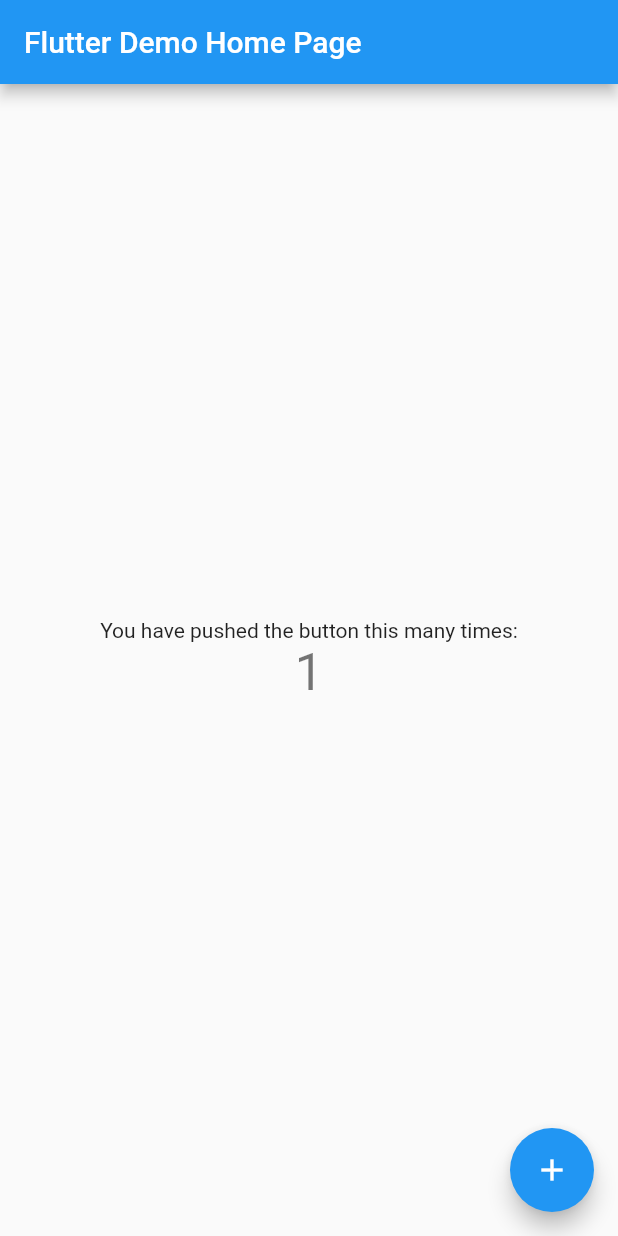
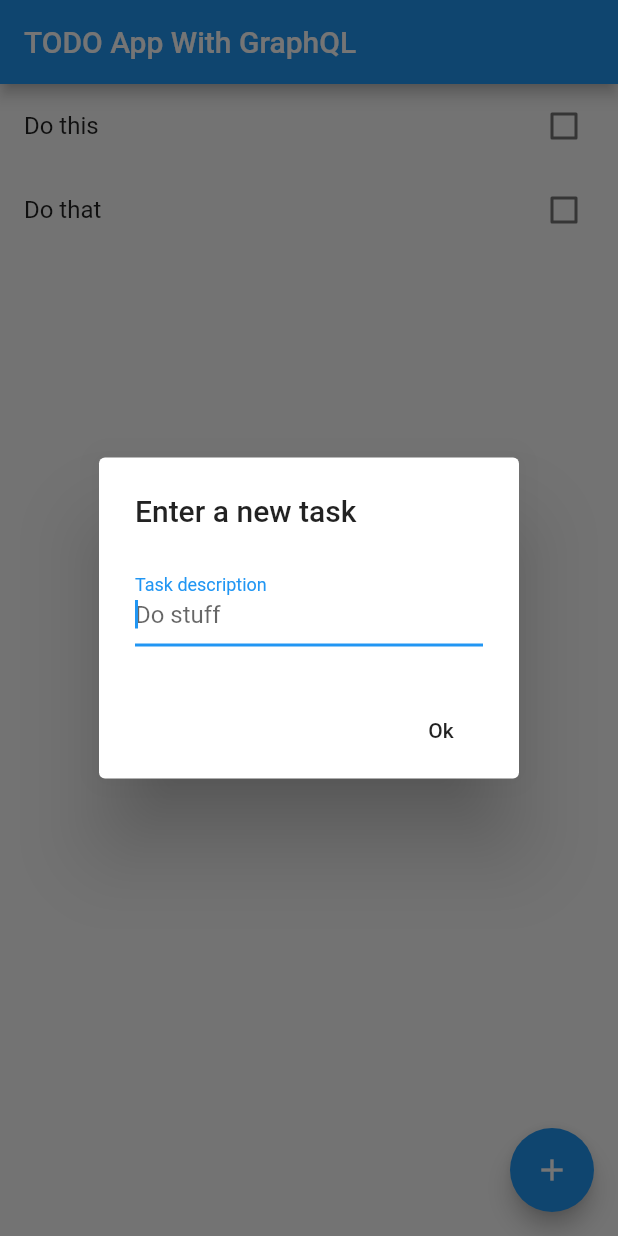
Before and after one commit to r3dm1ke/todo-graphql-tutorial, a Flutter app: the screen it shows after launch, after a tap on the "add" icon, on a phone screen of 412 x 824 dp. Run offline on Flutter 3.47's test engine with Material 2 defaults, Android fonts, the phone set to English and light mode, and no system bars.

Commit message:
UI
UI Fix

```diff
--- a/lib/main.dart
+++ b/lib/main.dart
@@ -1,111 +1,99 @@
 import 'package:flutter/material.dart';
+import 'package:todo_graphql_tutorial/task.dart';
 
-void main() => runApp(MyApp());
+void main() => runApp(TodoApp());
 
-class MyApp extends StatelessWidget {
+var tempTasks = [
+  new Task(id: 1, title: 'Do this'),
+  new Task(id: 2, title: 'Do that')
+];
+
+class TodoApp extends StatelessWidget {
   // This widget is the root of your application.
   @override
   Widget build(BuildContext context) {
     return MaterialApp(
-      title: 'Flutter Demo',
+      title: 'TODO App With GraphQL',
       theme: ThemeData(
-        // This is the theme of your application.
-        //
-        // Try running your application with "flutter run". You'll see the
-        // application has a blue toolbar. Then, without quitting the app, try
-        // changing the primarySwatch below to Colors.green and then invoke
-        // "hot reload" (press "r" in the console where you ran "flutter run",
-        // or simply save your changes to "hot reload" in a Flutter IDE).
-        // Notice that the counter didn't reset back to zero; the application
-        // is not restarted.
         primarySwatch: Colors.blue,
       ),
-      home: MyHomePage(title: 'Flutter Demo Home Page'),
+      home: ListPage(),
     );
   }
 }
 
-class MyHomePage extends StatefulWidget {
-  MyHomePage({Key key, this.title}) : super(key: key);
-
-  // This widget is the home page of your application. It is stateful, meaning
-  // that it has a State object (defined below) that contains fields that affect
-  // how it looks.
-
-  // This class is the configuration for the state. It holds the values (in this
-  // case the title) provided by the parent (in this case the App widget) and
-  // used by the build method of the State. Fields in a Widget subclass are
-  // always marked "final".
-
-  final String title;
+class ListPage extends StatefulWidget {
+  ListPage({Key key}) : super(key: key);
 
   @override
-  _MyHomePageState createState() => _MyHomePageState();
+  _ListPageState createState() => _ListPageState();
 }
 
-class _MyHomePageState extends State<MyHomePage> {
-  int _counter = 0;
+class _ListPageState extends State<ListPage> {
+  Future<String> onCreate(BuildContext context) async {
+    return showDialog<String>(
+      context: context,
+      barrierDismissible: true,
+      builder: (BuildContext context) {
+        return AlertDialog(
+          title: Text('Enter a new task'),
+          content: new Row(
+            children: <Widget>[
+              new Expanded(
+                  child: new TextField(
+                    autofocus: true,
+                    decoration: new InputDecoration(
+                        labelText: 'Task description', hintText: 'Do stuff'),
+                    onChanged: (value) {},
+                  ))
+            ],
+          ),
+          actions: <Widget>[
+            FlatButton(
+              child: Text('Ok'),
+              onPressed: () {},
+            ),
+          ],
+        );
+      },
+    );
+  }
 
-  void _incrementCounter() {
-    setState(() {
-      // This call to setState tells the Flutter framework that something has
-      // changed in this State, which causes it to rerun the build method below
-      // so that the display can reflect the updated values. If we changed
-      // _counter without calling setState(), then the build method would not be
-      // called again, and so nothing would appear to happen.
-      _counter++;
-    });
-  }
+  void onToggle(index) {}
 
   @override
   Widget build(BuildContext context) {
-    // This method is rerun every time setState is called, for instance as done
-    // by the _incrementCounter method above.
-    //
-    // The Flutter framework has been optimized to make rerunning build methods
-    // fast, so that you can just rebuild anything that needs updating rather
-    // than having to individually change instances of widgets.
     return Scaffold(
       appBar: AppBar(
-        // Here we take the value from the MyHomePage object that was created by
-        // the App.build method, and use it to set our appbar title.
-        title: Text(widget.title),
+        title: Text("TODO App With GraphQL"),
       ),
       body: Center(
-        // Center is a layout widget. It takes a single child and positions it
-        // in the middle of the parent.
-        child: Column(
-          // Column is also a layout widget. It takes a list of children and
-          // arranges them vertically. By default, it sizes itself to fit its
-          // children horizontally, and tries to be as tall as its parent.
-          //
-          // Invoke "debug painting" (press "p" in the console, choose the
-          // "Toggle Debug Paint" action from the Flutter Inspector in Android
-          // Studio, or the "Toggle Debug Paint" command in Visual Studio Code)
-          // to see the wireframe for each widget.
-          //
-          // Column has various properties to control how it sizes itself and
-          // how it positions its children. Here we use mainAxisAlignment to
-          // center the children vertically; the main axis here is the vertical
-          // axis because Columns are vertical (the cross axis would be
-          // horizontal).
-          mainAxisAlignment: MainAxisAlignment.center,
-          children: <Widget>[
-            Text(
-              'You have pushed the button this many times:',
-            ),
-            Text(
-              '$_counter',
-              style: Theme.of(context).textTheme.display1,
-            ),
-          ],
-        ),
+        child: TaskList(list: tempTasks, onToggleItem: (index) => this.onToggle(index)),
       ),
       floatingActionButton: FloatingActionButton(
-        onPressed: _incrementCounter,
-        tooltip: 'Increment',
+        onPressed: () => this.onCreate(context),
+        tooltip: 'New Task',
         child: Icon(Icons.add),
-      ), // This trailing comma makes auto-formatting nicer for build methods.
+      ),
     );
   }
 }
+
+class TaskList extends StatelessWidget {
+  TaskList({@required this.list, @required this.onToggleItem});
+
+  final List<Task> list;
+  final onToggleItem;
+
+  @override
+  Widget build(BuildContext context) {
+    // TODO: implement build
+    return ListView.builder(
+      itemBuilder: (context, index) {
+        final task = this.list[index];
+        return CheckboxListTile(title: Text(task.title), value: task.completed, onChanged: (_) => this.onToggleItem(index));
+      },
+      itemCount: this.list.length
+    );
+  }
+}
--- /dev/null
+++ b/lib/task.dart
@@ -0,0 +1,7 @@
+class Task {
+  final int id;
+  final String title;
+  bool completed = false;
+
+  Task({this.id, this.title});
+}
```
Also changed, not shown: 1 other file.
